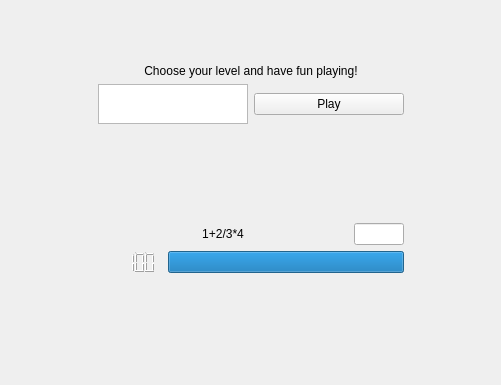
programmingAB/Cpp, file MathTrainerQT/mainwindow.ui: the form before one commit.
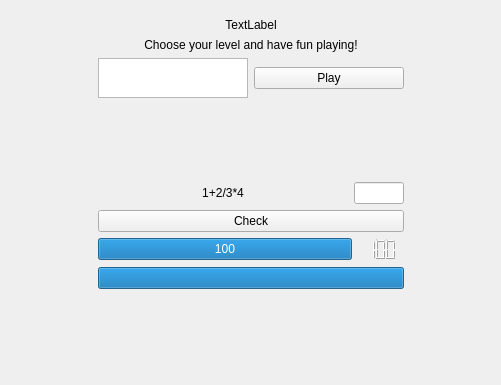
The form after the commit.

```diff
--- a/MathTrainerQT/mainwindow.ui
+++ b/MathTrainerQT/mainwindow.ui
@@ -154,17 +154,14 @@
         <item>
          <layout class="QVBoxLayout" name="verticalLayout_3">
           <item>
-           <spacer name="verticalSpacer_5">
-            <property name="orientation">
-             <enum>Qt::Vertical</enum>
+           <widget class="QLabel" name="labelHello">
+            <property name="text">
+             <string>TextLabel</string>
             </property>
-            <property name="sizeHint" stdset="0">
-             <size>
-              <width>20</width>
-              <height>40</height>
-             </size>
+            <property name="alignment">
+             <set>Qt::AlignCenter</set>
             </property>
-           </spacer>
+           </widget>
           </item>
           <item>
            <widget class="QLabel" name="label">
@@ -230,7 +227,7 @@
             <item>
              <layout class="QVBoxLayout" name="verticalLayout_5">
               <item>
-               <widget class="QPushButton" name="pushButton">
+               <widget class="QPushButton" name="PlayButton">
                 <property name="cursor">
                  <cursorShape>PointingHandCursor</cursorShape>
                 </property>
@@ -256,19 +253,6 @@
             </property>
            </spacer>
           </item>
-          <item>
-           <spacer name="verticalSpacer_3">
-            <property name="orientation">
-             <enum>Qt::Vertical</enum>
-            </property>
-            <property name="sizeHint" stdset="0">
-             <size>
-              <width>20</width>
-              <height>40</height>
-             </size>
-            </property>
-           </spacer>
-          </item>
           <item>
            <layout class="QHBoxLayout" name="horizontalLayout_3">
             <item>
@@ -291,7 +275,7 @@
              </widget>
             </item>
             <item>
-             <widget class="QLineEdit" name="lineEdit_2">
+             <widget class="QLineEdit" name="lineAnswer">
               <property name="maximumSize">
                <size>
                 <width>50</width>
@@ -302,22 +286,72 @@
             </item>
            </layout>
           </item>
+          <item>
+           <widget class="QPushButton" name="pushButton_2">
+            <property name="text">
+             <string>Check</string>
+            </property>
+           </widget>
+          </item>
           <item>
            <layout class="QHBoxLayout" name="horizontalLayout_14">
+            <item>
+             <widget class="QProgressBar" name="progressBar">
+              <property name="minimum">
+               <number>0</number>
+              </property>
+              <property name="maximum">
+               <number>100</number>
+              </property>
+              <property name="value">
+               <number>100</number>
+              </property>
+              <property name="alignment">
+               <set>Qt::AlignCenter</set>
+              </property>
+              <property name="orientation">
+               <enum>Qt::Horizontal</enum>
+              </property>
+              <property name="format">
+               <string>%p</string>
+              </property>
+             </widget>
+            </item>
             <item>
              <widget class="QLCDNumber" name="lcdNumber">
+              <property name="font">
+               <font>
+                <family>Times New Roman</family>
+                <pointsize>9</pointsize>
+               </font>
+              </property>
+              <property name="whatsThis">
+               <string/>
+              </property>
               <property name="layoutDirection">
                <enum>Qt::LeftToRight</enum>
               </property>
+              <property name="inputMethodHints">
+               <set>Qt::ImhNone</set>
+              </property>
               <property name="frameShape">
                <enum>QFrame::NoFrame</enum>
               </property>
               <property name="frameShadow">
                <enum>QFrame::Raised</enum>
               </property>
+              <property name="lineWidth">
+               <number>0</number>
+              </property>
+              <property name="midLineWidth">
+               <number>0</number>
+              </property>
               <property name="smallDecimalPoint">
                <bool>false</bool>
               </property>
+              <property name="digitCount">
+               <number>3</number>
+              </property>
               <property name="segmentStyle">
                <enum>QLCDNumber::Filled</enum>
               </property>
@@ -329,36 +363,29 @@
               </property>
              </widget>
             </item>
-            <item>
-             <widget class="QProgressBar" name="progressBar">
-              <property name="cursor">
-               <cursorShape>BusyCursor</cursorShape>
-              </property>
-              <property name="value">
-               <number>100</number>
-              </property>
-              <property name="textVisible">
-               <bool>false</bool>
-              </property>
-             </widget>
-            </item>
            </layout>
           </item>
           <item>
-           <spacer name="verticalSpacer_4">
-            <property name="orientation">
-             <enum>Qt::Vertical</enum>
+           <widget class="QProgressBar" name="progressBar2">
+            <property name="cursor">
+             <cursorShape>BusyCursor</cursorShape>
             </property>
-            <property name="sizeHint" stdset="0">
-             <size>
-              <width>20</width>
-              <height>40</height>
-             </size>
+            <property name="maximum">
+             <number>30</number>
             </property>
-           </spacer>
+            <property name="value">
+             <number>30</number>
+            </property>
+            <property name="textVisible">
+             <bool>false</bool>
+            </property>
+            <property name="invertedAppearance">
+             <bool>false</bool>
+            </property>
+           </widget>
           </item>
           <item>
-           <spacer name="verticalSpacer_6">
+           <spacer name="verticalSpacer_3">
             <property name="orientation">
              <enum>Qt::Vertical</enum>
             </property>
```
